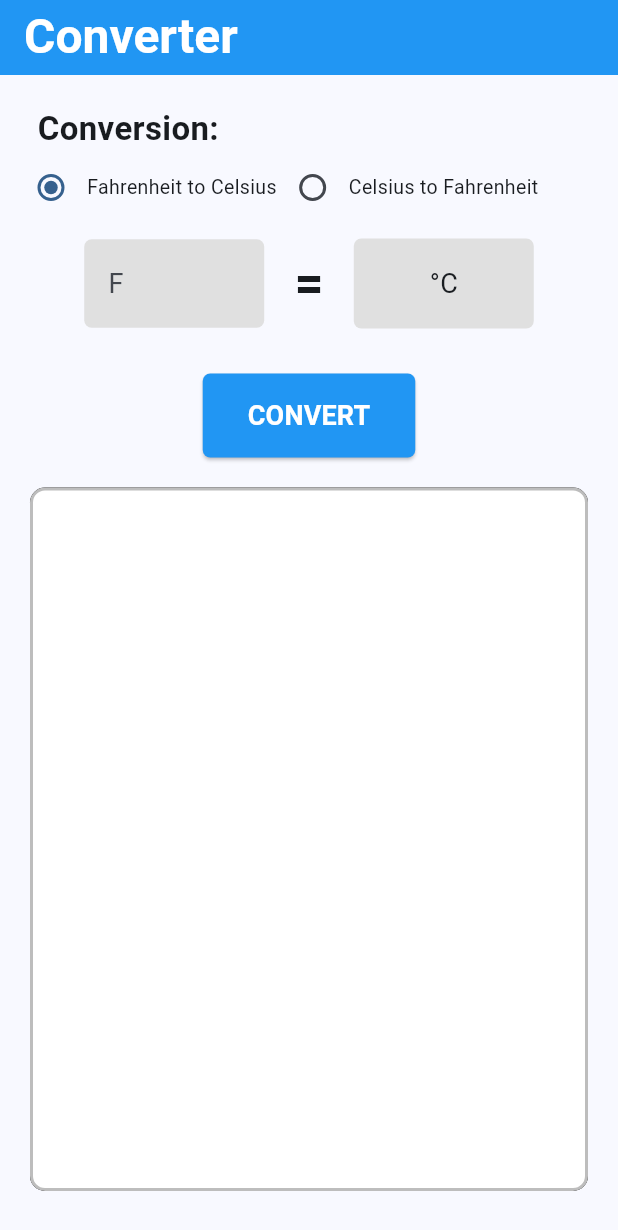
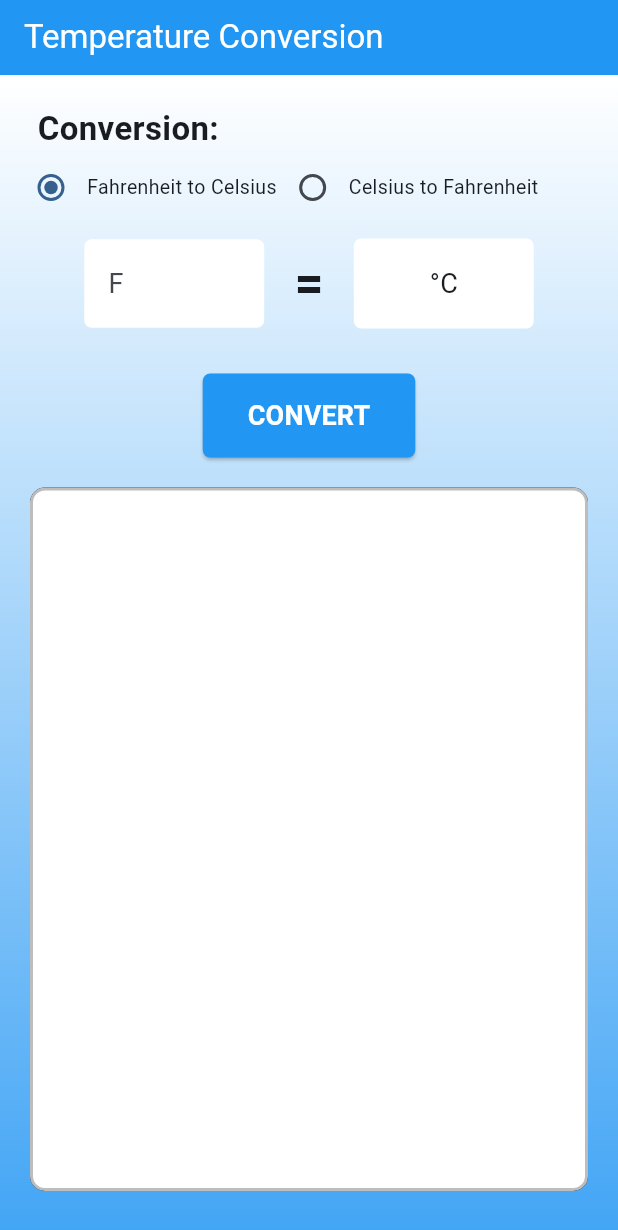
Before and after one commit to degide/temperature-converter, a Flutter app: the screen it shows after launch, on a phone screen of 412 x 824 dp. Shown: the top 1230 px of the screen. Run offline on Flutter 3.47's test engine with Material 3 defaults, Android fonts, the phone set to English and light mode, and no system bars.

Commit message:
Fixed resizing issues in landscape mode

```diff
--- a/lib/screens/converter_screen.dart
+++ b/lib/screens/converter_screen.dart
@@ -9,12 +9,10 @@ class TemperatureConverterScreen extends StatefulWidget {
   const TemperatureConverterScreen({super.key});
 
   @override
-  State<TemperatureConverterScreen> createState() =>
-      _TemperatureConverterScreenState();
+  State<TemperatureConverterScreen> createState() => _TemperatureConverterScreenState();
 }
 
-class _TemperatureConverterScreenState
-    extends State<TemperatureConverterScreen> {
+class _TemperatureConverterScreenState extends State<TemperatureConverterScreen> {
   final List<TemperatureConversion> _history = List.empty(growable: true);
 
   void _convert(double? inputValue, ConversionType conversionType) {
@@ -51,15 +49,25 @@ class _TemperatureConverterScreenState
     return Scaffold(
       appBar: AppBar(
         title: const Text(
-          "Converter",
-          style: TextStyle(fontSize: 32, fontWeight: FontWeight.bold),
+          "Temperature Conversion",
         ),
       ),
+      resizeToAvoidBottomInset: true,
       body: SafeArea(
         child: OrientationBuilder(
           builder: (context, orientation) {
             return Container(
               padding: const EdgeInsets.all(10),
+              decoration: BoxDecoration(
+                gradient: LinearGradient(
+                  colors: [
+                    Colors.white,
+                    Colors.blue.shade400,
+                  ],
+                  begin: Alignment.topCenter,
+                  end: Alignment.bottomCenter,
+                ),
+              ),
               child:
                   orientation == Orientation.portrait
                       ? Column(
@@ -78,6 +86,7 @@ class _TemperatureConverterScreenState
                       : Row(
                           children: [
                             Expanded(
+                              child: SingleChildScrollView(
                                 child: TemperatureConverter(
                                   convertedValue:
                                       _history.isNotEmpty
@@ -86,7 +95,13 @@ class _TemperatureConverterScreenState
                                   convert: _convert,
                                 ),
                               ),
-                          Expanded(child: ConversionHistory(history: _history)),
+                            ),
+                            Expanded(
+                              child: SizedBox(
+                                height: MediaQuery.of(context).size.height,
+                                child: ConversionHistory(history: _history),
+                              ),
+                            ),
                           ],
                         ),
             );
--- a/lib/widgets/temperature_converter.dart
+++ b/lib/widgets/temperature_converter.dart
@@ -73,7 +73,7 @@ class _TemperatureConverterState extends State<TemperatureConverter> {
               Container(
                 width: 120,
                 decoration: BoxDecoration(
-                  color: Colors.grey[300],
+                  color: Colors.white,
                   borderRadius: BorderRadius.all(Radius.circular(5)),
                 ),
                 child: TextField(
@@ -104,7 +104,7 @@ class _TemperatureConverterState extends State<TemperatureConverter> {
                 width: 120,
                 height: 60,
                 decoration: BoxDecoration(
-                  color: Colors.grey[300],
+                  color: Colors.white,
                   borderRadius: const BorderRadius.all(Radius.circular(5)),
                 ),
                 child: Center(
```
Lines whose indentation alone changed are shown as unchanged.
